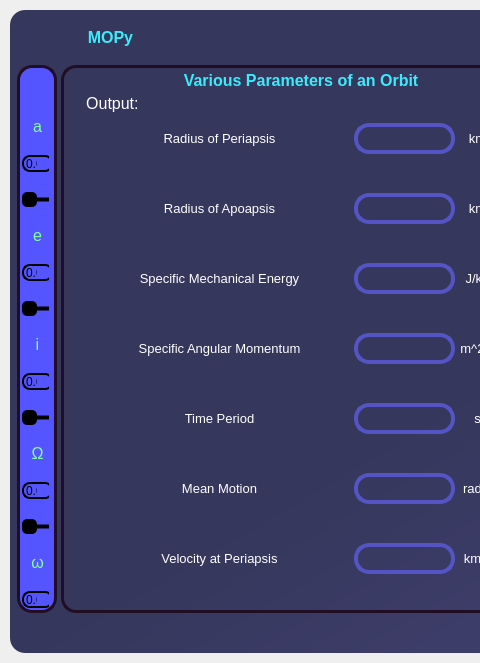
Mechanics-of-Orbit/MOPy, file UI_Functions/Home_Page.ui: the form before one commit; both pictures show x 0 to 480 and y 0 to 663 of the 1110 by 663 pixel window.
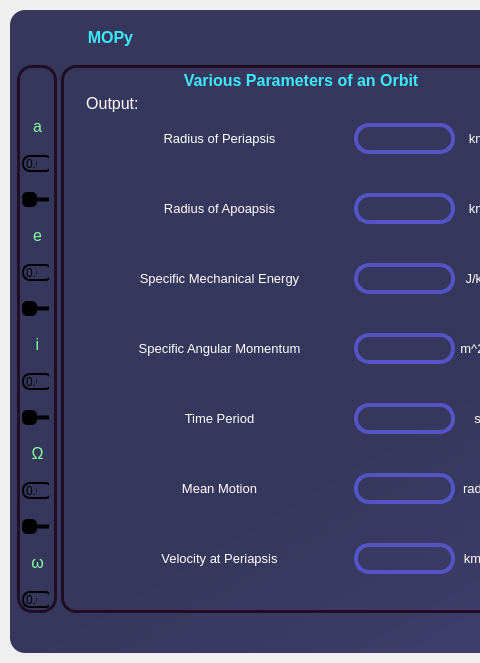
The form after the commit. Icons and pictures are not drawn.

```diff
--- a/UI_Functions/Home_Page.ui
+++ b/UI_Functions/Home_Page.ui
@@ -4458,7 +4458,7 @@
 
 border: 3px solid rgb(34, 14, 36);
 border-radius: 15px;
-background-color: rgb(85, 85, 255);
+background:transparent;
 }
 
 QFrame:hover{
```
